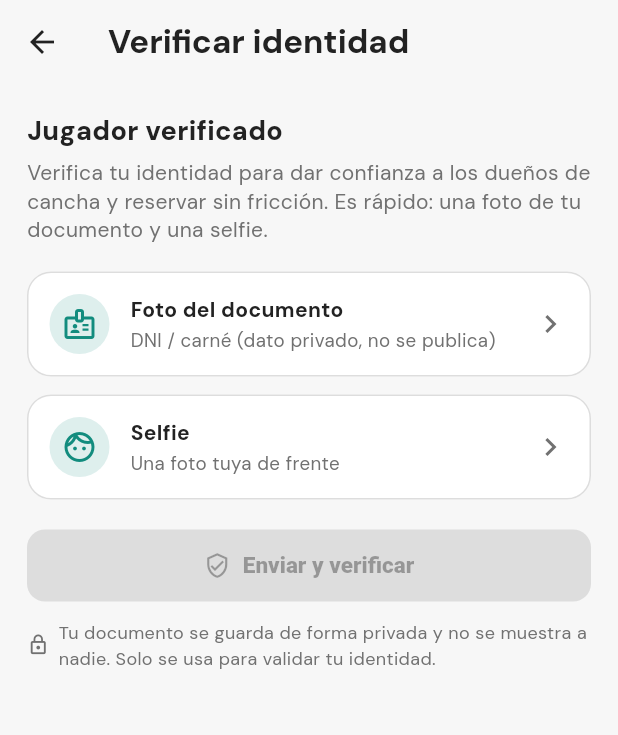
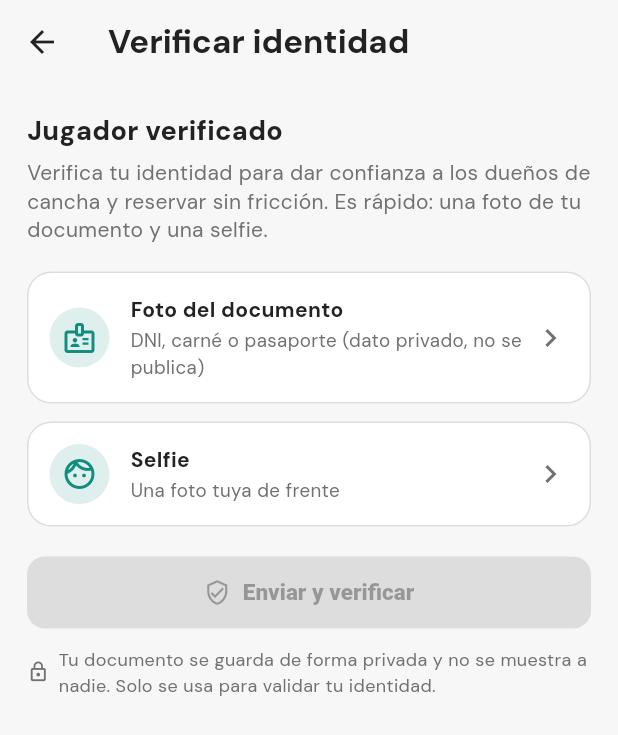
Before and after one commit to dcalagua/canchas-app-lima, a Flutter app: the VerificarIdentidadScreen screen opened directly, on a phone screen of 412 x 824 dp. Shown: the top 735 px of the screen. Run offline on Flutter 3.47's test engine with Material 3 defaults, Android fonts, the phone set to English and light mode, and no system bars; our stand-ins replace firebase_core, firebase_messaging, font_awesome_flutter, geocoding, geolocator, google_fonts and 5 more; accounts and stored records are empty.

Commit message:
Verificación de jugador: etiqueta de documento por país (DNI/CI/Cédula)
La verificación ya es universal (solo pide documento + selfie, sin validar
contra ningún registro nacional). El único texto con sesgo a Perú era "DNI":
ahora usa docIdActual (DNI/CI/Cédula) + pasaporte para extranjeros.

Co-Authored-By: Claude Opus 4.8 (1M context) <noreply@anthropic.com>
Claude-Session: https://claude.ai/code/session_017fg7ijXuZRX6jvFjZELf83

```diff
--- a/lib/screens/verificar_identidad_screen.dart
+++ b/lib/screens/verificar_identidad_screen.dart
@@ -3,6 +3,7 @@ import 'dart:typed_data';
 import 'package:flutter/material.dart';
 import 'package:image_picker/image_picker.dart';
 
+import '../config/pais.dart';
 import '../state/app_state.dart';
 import '../theme.dart';
 
@@ -95,7 +96,11 @@ class _VerificarIdentidadScreenState extends State<VerificarIdentidadScreen> {
             const SizedBox(height: 18),
             _Tile(
               titulo: 'Foto del documento',
-              subtitulo: 'DNI / carné (dato privado, no se publica)',
+              // Nombre del documento según el país (DNI/CI/Cédula) + pasaporte
+              // como opción para extranjeros. La verificación es igual en todos
+              // los países (no valida contra ningún registro nacional).
+              subtitulo:
+                  '$docIdActual, carné o pasaporte (dato privado, no se publica)',
               icono: Icons.badge_outlined,
               listo: _doc != null,
               onTap: () => _elegir(selfie: false),
```
